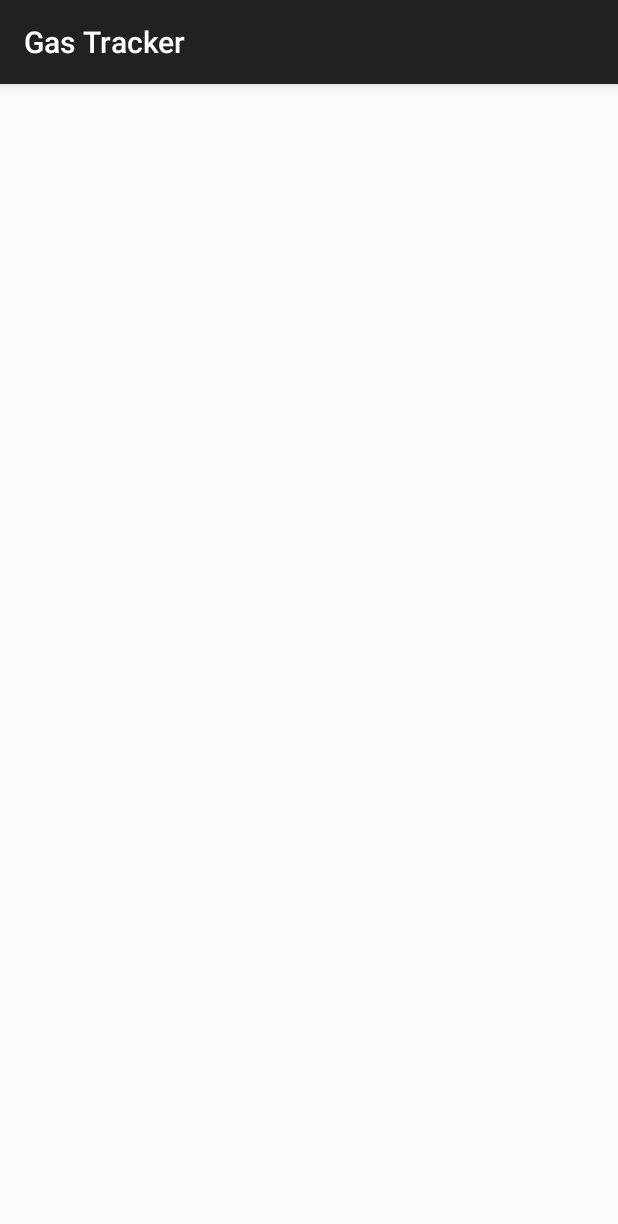
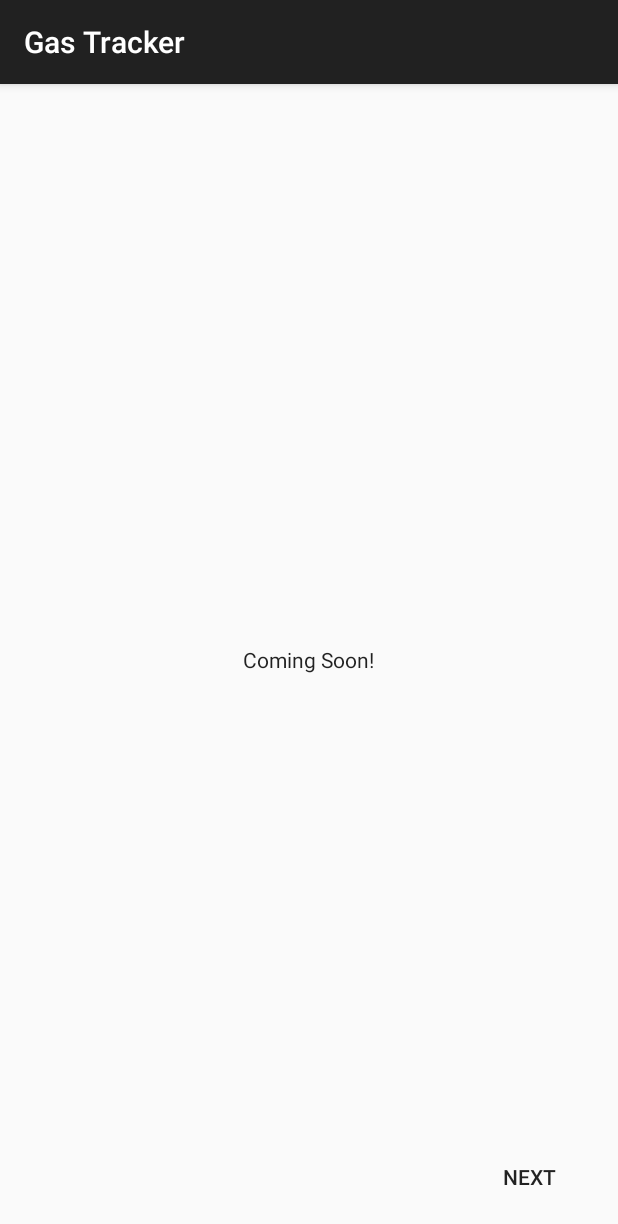
Before and after one commit to PaulKlauser/autologger, an Android app: the fragment SelectPictureFragment shown on its own in the app's theme, on a phone screen of 412 x 824 dp. Shown: the top 1224 px of the screen. Run offline under Robolectric (Android 15) with nearby library versions, the phone set to English and light mode, and no system bars; 1 statement that could not run was skipped.

```diff
--- a/app/build.gradle
+++ b/app/build.gradle
@@ -23,4 +23,6 @@ dependencies {
     compile fileTree(include: ['*.jar'], dir: 'libs')
     compile 'com.android.support:appcompat-v7:22.2.0'
     compile 'com.android.support:design:22.2.0'
+    compile 'com.android.support:recyclerview-v7:22.2.0'
+    compile 'com.android.support:cardview-v7:22.2.0'
 }
--- a/app/src/main/java/paulklauser/gastracker/database/CarDatabaseHelper.java
+++ b/app/src/main/java/paulklauser/gastracker/database/CarDatabaseHelper.java
@@ -14,7 +14,7 @@ public class CarDatabaseHelper extends SQLiteOpenHelper {
     public static final String COLUMN_MAKE = "make";
     public static final String COLUMN_MODEL = "model";
     public static final String COLUMN_YEAR = "year";
-    public static final String COLUMN_MILES = "miles";
+    //public static final String COLUMN_MILES = "miles";
 
     private static final String DATABASE_NAME = "carz.db";
     private static final int DATABSE_VERSION = 1;
--- a/app/src/main/java/paulklauser/gastracker/ui/addcar/SelectPictureFragment.java
+++ b/app/src/main/java/paulklauser/gastracker/ui/addcar/SelectPictureFragment.java
@@ -1,10 +1,44 @@
 package paulklauser.gastracker.ui.addcar;
 
 import android.app.Fragment;
+import android.os.Bundle;
+import android.support.annotation.Nullable;
+import android.view.LayoutInflater;
+import android.view.View;
+import android.view.ViewGroup;
+import android.widget.Button;
+
+import paulklauser.gastracker.R;
 
 /**
  * Created by Paul on 6/13/2015.
  */
 public class SelectPictureFragment extends Fragment {
 
+    private AddCarActivity mActivity;
+
+    @Nullable
+    @Override
+    public View onCreateView(LayoutInflater inflater, ViewGroup container, Bundle savedInstanceState) {
+        View rootView = inflater.inflate(R.layout.fragment_add_car_picture, container, false);
+        return rootView;
+    }
+
+    @Override
+    public void onViewCreated(View view, Bundle savedInstanceState) {
+        super.onViewCreated(view, savedInstanceState);
+        Button next = (Button) view.findViewById(R.id.next);
+        next.setOnClickListener(new View.OnClickListener() {
+            @Override
+            public void onClick(View v) {
+
+            }
+        });
+    }
+
+    @Override
+    public void onActivityCreated(Bundle savedInstanceState) {
+        super.onActivityCreated(savedInstanceState);
+        mActivity = (AddCarActivity) getActivity();
+    }
 }
--- a/app/src/main/res/layout/fragment_add_car_info.xml
+++ b/app/src/main/res/layout/fragment_add_car_info.xml
@@ -50,6 +50,7 @@
             android:completionThreshold="1"/>
     </android.support.design.widget.TextInputLayout>
     <Button
+        android:id="@+id/next"
         android:layout_width="wrap_content"
         android:layout_height="wrap_content"
         style="?android:attr/borderlessButtonStyle"
--- a/app/src/main/res/layout/fragment_add_car_picture.xml
+++ b/app/src/main/res/layout/fragment_add_car_picture.xml
@@ -1,6 +1,22 @@
 <?xml version="1.0" encoding="utf-8"?>
-<LinearLayout xmlns:android="http://schemas.android.com/apk/res/android"
-    android:orientation="vertical" android:layout_width="match_parent"
+<RelativeLayout
+    xmlns:android="http://schemas.android.com/apk/res/android"
+    android:orientation="vertical"
+    android:layout_width="match_parent"
     android:layout_height="match_parent">
-
-</LinearLayout>
+    <TextView
+        android:layout_width="wrap_content"
+        android:layout_height="wrap_content"
+        android:text="Coming Soon!"
+        android:layout_centerInParent="true"/>
+    <Button
+        android:id="@+id/next"
+        android:layout_width="wrap_content"
+        android:layout_height="wrap_content"
+        style="?android:attr/borderlessButtonStyle"
+        android:text="@string/next"
+        android:layout_alignParentBottom="true"
+        android:layout_alignParentRight="true"
+        android:layout_marginRight="15dp"
+        android:layout_marginBottom="15dp"/>
+</RelativeLayout>
```
Also changed, not shown: app/src/main/java/paulklauser/gastracker/ui/addcar/AddCarActivity.java (+17 -0 lines), app/src/main/java/paulklauser/gastracker/ui/addcar/EnterInfoFragment.java (+16 -1 lines), app/src/main/java/paulklauser/gastracker/ui/carlist/CarListActivity.java (added, +20 -0 lines), app/src/main/java/paulklauser/gastracker/ui/carlist/CarListAdapter.java (added, +33 -0 lines), app/src/main/res/layout/activity_car_list.xml (added, +11 -0 lines), app/src/main/res/layout/row_car.xml (added, +11 -0 lines), 1 other file.
